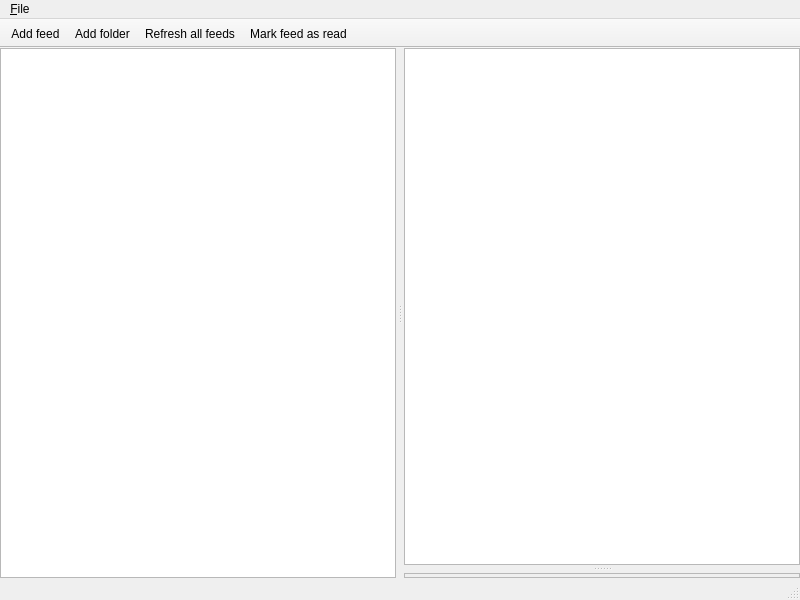
Old version of the form client-desktop/src/MainWindow.ui in the repository zappatic/ZapFeedReader.
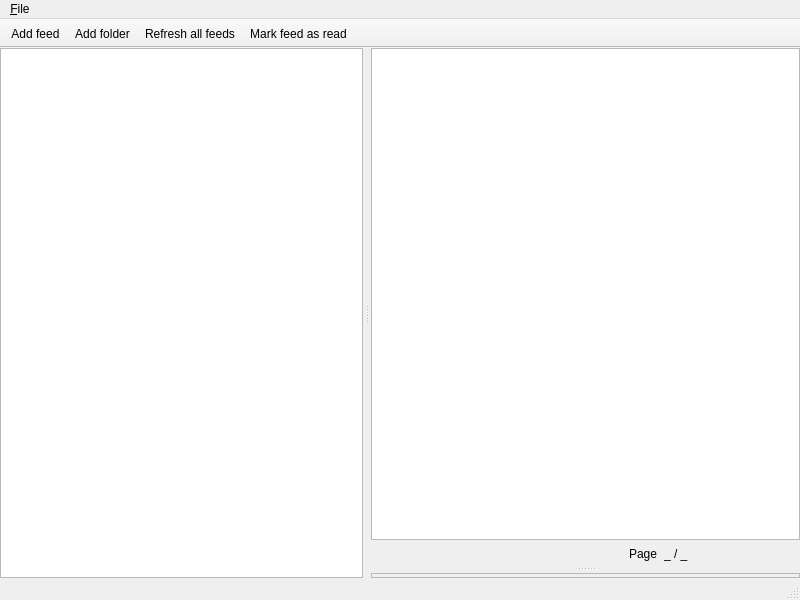
New version of the form. Custom widgets are drawn as their Qt base class.

Commit message: add pagination to posts table

Patch:
```diff
--- a/client-desktop/src/MainWindow.ui
+++ b/client-desktop/src/MainWindow.ui
@@ -71,6 +71,12 @@
        <property name="handleWidth">
         <number>8</number>
        </property>
+       <widget class="QWidget" name="verticalLayoutWidget">
+        <layout class="QVBoxLayout" name="layoutPostNavigator">
+         <property name="spacing">
+          <number>0</number>
+         </property>
+         <item>
        <widget class="ZapFR::Client::TableViewPosts" name="tableViewPosts">
         <property name="contextMenuPolicy">
          <enum>Qt::CustomContextMenu</enum>
@@ -93,6 +99,114 @@
         <attribute name="verticalHeaderVisible">
          <bool>false</bool>
         </attribute>
+          </widget>
+         </item>
+         <item>
+          <layout class="QHBoxLayout" name="horizontalLayout">
+           <property name="spacing">
+            <number>6</number>
+           </property>
+           <property name="topMargin">
+            <number>3</number>
+           </property>
+           <item>
+            <spacer name="horizontalSpacer">
+             <property name="orientation">
+              <enum>Qt::Horizontal</enum>
+             </property>
+             <property name="sizeHint" stdset="0">
+              <size>
+               <width>40</width>
+               <height>20</height>
+              </size>
+             </property>
+            </spacer>
+           </item>
+           <item>
+            <widget class="QPushButton" name="pushButtonFirstPage">
+             <property name="toolTip">
+              <string>First page</string>
+             </property>
+             <property name="text">
+              <string/>
+             </property>
+             <property name="flat">
+              <bool>true</bool>
+             </property>
+            </widget>
+           </item>
+           <item>
+            <widget class="QPushButton" name="pushButtonPreviousPage">
+             <property name="toolTip">
+              <string>Previous page</string>
+             </property>
+             <property name="text">
+              <string/>
+             </property>
+             <property name="flat">
+              <bool>true</bool>
+             </property>
+            </widget>
+           </item>
+           <item>
+            <widget class="QLabel" name="labelPage">
+             <property name="text">
+              <string>Page</string>
+             </property>
+            </widget>
+           </item>
+           <item>
+            <widget class="QLabel" name="labelPageNumber">
+             <property name="text">
+              <string>_ / _</string>
+             </property>
+            </widget>
+           </item>
+           <item>
+            <widget class="QPushButton" name="pushButtonNextPage">
+             <property name="toolTip">
+              <string>Next page</string>
+             </property>
+             <property name="text">
+              <string/>
+             </property>
+             <property name="flat">
+              <bool>true</bool>
+             </property>
+            </widget>
+           </item>
+           <item>
+            <widget class="QPushButton" name="pushButtonLastPage">
+             <property name="toolTip">
+              <string>Last page</string>
+             </property>
+             <property name="text">
+              <string/>
+             </property>
+             <property name="flat">
+              <bool>true</bool>
+             </property>
+            </widget>
+           </item>
+           <item>
+            <spacer name="horizontalSpacer_2">
+             <property name="orientation">
+              <enum>Qt::Horizontal</enum>
+             </property>
+             <property name="sizeType">
+              <enum>QSizePolicy::Fixed</enum>
+             </property>
+             <property name="sizeHint" stdset="0">
+              <size>
+               <width>20</width>
+               <height>20</height>
+              </size>
+             </property>
+            </spacer>
+           </item>
+          </layout>
+         </item>
+        </layout>
        </widget>
        <widget class="QFrame" name="frame">
         <property name="frameShape">
```
Lines whose indentation alone changed are shown as unchanged. The commit also changes 25 other files.
